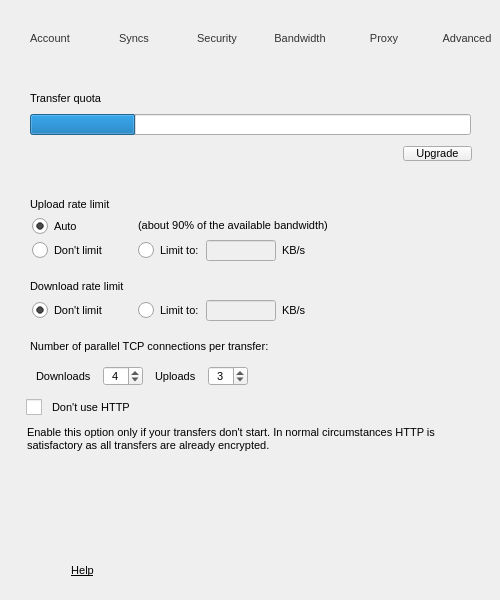
Above: src/MEGASync/gui/win/SettingsDialog.ui from meganz/MEGAsync before the change. Below: the same form after it.
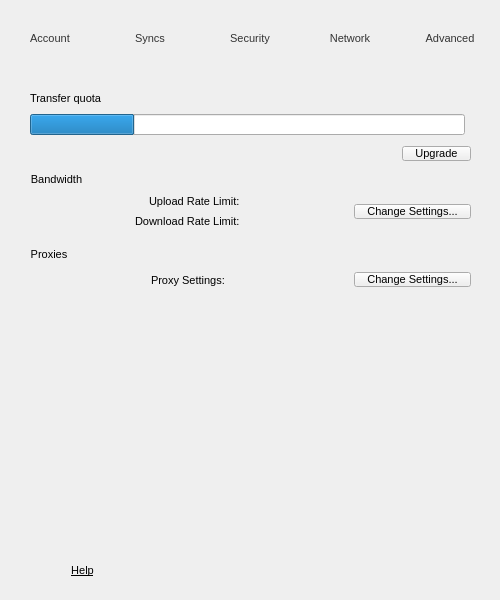
That is the form after the change. The open tabs and pages were chosen to show the change. Icons and pictures are not drawn. Custom widgets are drawn as their Qt base class.

Commit message:
Update Network page according to new design for Windows
To include summaries for Bandwidth and Proxy settings state.

Patch:
```diff
--- a/src/MEGASync/gui/win/SettingsDialog.ui
+++ b/src/MEGASync/gui/win/SettingsDialog.ui
@@ -381,53 +381,7 @@
          <enum>Qt::StrongFocus</enum>
         </property>
         <property name="text">
-         <string>Bandwidth</string>
-        </property>
-        <property name="icon">
-         <iconset>
-          <normaloff>://images/bandwidth_32.png</normaloff>://images/bandwidth_32.png</iconset>
-        </property>
-        <property name="iconSize">
-         <size>
-          <width>32</width>
-          <height>32</height>
-         </size>
-        </property>
-        <property name="checkable">
-         <bool>true</bool>
-        </property>
-        <property name="autoExclusive">
-         <bool>true</bool>
-        </property>
-        <property name="toolButtonStyle">
-         <enum>Qt::ToolButtonTextUnderIcon</enum>
-        </property>
-       </widget>
-      </item>
-      <item>
-       <widget class="QToolButton" name="bProxies">
-        <property name="minimumSize">
-         <size>
-          <width>100</width>
-          <height>76</height>
-         </size>
-        </property>
-        <property name="maximumSize">
-         <size>
-          <width>100</width>
-          <height>76</height>
-         </size>
-        </property>
-        <property name="font">
-         <font>
-          <pointsize>-1</pointsize>
-         </font>
-        </property>
-        <property name="focusPolicy">
-         <enum>Qt::StrongFocus</enum>
-        </property>
-        <property name="text">
-         <string>Proxy</string>
+         <string>Network</string>
         </property>
         <property name="icon">
          <iconset resource="../Resources_win.qrc">
@@ -2789,13 +2743,13 @@
         <number>7</number>
        </property>
        <property name="leftMargin">
-        <number>0</number>
+        <number>29</number>
        </property>
        <property name="topMargin">
         <number>14</number>
        </property>
        <property name="rightMargin">
-        <number>12</number>
+        <number>29</number>
        </property>
        <property name="bottomMargin">
         <number>0</number>
@@ -2813,13 +2767,13 @@
            <number>9</number>
           </property>
           <property name="leftMargin">
-           <number>29</number>
+           <number>0</number>
           </property>
           <property name="topMargin">
            <number>0</number>
           </property>
           <property name="rightMargin">
-           <number>11</number>
+           <number>0</number>
           </property>
           <property name="bottomMargin">
            <number>0</number>
@@ -2874,7 +2828,7 @@
              <number>6</number>
             </property>
             <property name="rightMargin">
-             <number>5</number>
+             <number>0</number>
             </property>
             <item>
              <widget class="QLabel" name="lBandwidth">
@@ -2921,643 +2875,122 @@
         </widget>
        </item>
        <item>
-        <widget class="QToolButton" name="bSeparatorBandwidth">
-         <property name="minimumSize">
-          <size>
-           <width>500</width>
-           <height>20</height>
-          </size>
-         </property>
-         <property name="maximumSize">
-          <size>
-           <width>500</width>
-           <height>20</height>
-          </size>
-         </property>
-         <property name="focusPolicy">
-          <enum>Qt::NoFocus</enum>
-         </property>
-         <property name="styleSheet">
-          <string notr="true">background: transparent;
-border: none;</string>
-         </property>
-         <property name="text">
-          <string notr="true"/>
-         </property>
-         <property name="icon">
-          <iconset resource="../Resources_win.qrc">
-           <normaloff>:/images/separator line.png</normaloff>:/images/separator line.png</iconset>
-         </property>
-         <property name="iconSize">
-          <size>
-           <width>500</width>
-           <height>2</height>
-          </size>
-         </property>
-        </widget>
-       </item>
-       <item>
-        <widget class="QLabel" name="label_10">
-         <property name="focusPolicy">
-          <enum>Qt::StrongFocus</enum>
-         </property>
-         <property name="styleSheet">
-          <string notr="true">padding-left: 27px;</string>
-         </property>
-         <property name="text">
-          <string>Upload rate limit</string>
-         </property>
-        </widget>
-       </item>
-       <item>
-        <widget class="QGroupBox" name="gBandwidth">
-         <property name="sizePolicy">
-          <sizepolicy hsizetype="Preferred" vsizetype="Maximum">
-           <horstretch>0</horstretch>
-           <verstretch>0</verstretch>
-          </sizepolicy>
-         </property>
-         <property name="minimumSize">
-          <size>
-           <width>0</width>
-           <height>0</height>
-          </size>
-         </property>
-         <property name="layoutDirection">
-          <enum>Qt::LeftToRight</enum>
-         </property>
+        <widget class="QGroupBox" name="gBandwidthSettings">
          <property name="title">
-          <string/>
+          <string>Bandwidth</string>
          </property>
-         <property name="flat">
-          <bool>true</bool>
-         </property>
-         <layout class="QFormLayout" name="formLayout">
-          <property name="fieldGrowthPolicy">
-           <enum>QFormLayout::FieldsStayAtSizeHint</enum>
-          </property>
-          <property name="rowWrapPolicy">
-           <enum>QFormLayout::DontWrapRows</enum>
-          </property>
-          <property name="labelAlignment">
-           <set>Qt::AlignLeading|Qt::AlignLeft|Qt::AlignVCenter</set>
-          </property>
-          <property name="formAlignment">
-           <set>Qt::AlignLeading|Qt::AlignLeft|Qt::AlignTop</set>
-          </property>
-          <property name="horizontalSpacing">
-           <number>16</number>
-          </property>
-          <property name="verticalSpacing">
-           <number>6</number>
-          </property>
-          <property name="leftMargin">
-           <number>32</number>
-          </property>
+         <layout class="QHBoxLayout" name="horizontalLayout_4">
           <property name="topMargin">
+           <number>24</number>
+          </property>
+          <property name="rightMargin">
            <number>0</number>
           </property>
-          <property name="bottomMargin">
-           <number>12</number>
-          </property>
-          <item row="1" column="0">
-           <widget class="QRadioButton" name="rUploadAutoLimit">
-            <property name="sizePolicy">
-             <sizepolicy hsizetype="Minimum" vsizetype="Preferred">
-              <horstretch>0</horstretch>
-              <verstretch>0</verstretch>
-             </sizepolicy>
+          <item>
+           <spacer name="horizontalSpacer_17">
+            <property name="orientation">
+             <enum>Qt::Horizontal</enum>
             </property>
-            <property name="minimumSize">
+            <property name="sizeHint" stdset="0">
              <size>
-              <width>0</width>
-              <height>0</height>
+              <width>40</width>
+              <height>20</height>
              </size>
             </property>
-            <property name="maximumSize">
-             <size>
-              <width>16777215</width>
-              <height>16777215</height>
-             </size>
+           </spacer>
+          </item>
+          <item>
+           <layout class="QFormLayout" name="formLayout">
+            <property name="labelAlignment">
+             <set>Qt::AlignRight|Qt::AlignTrailing|Qt::AlignVCenter</set>
             </property>
-            <property name="focusPolicy">
-             <enum>Qt::StrongFocus</enum>
+            <property name="formAlignment">
+             <set>Qt::AlignCenter</set>
             </property>
-            <property name="styleSheet">
-             <string notr="true"/>
+            <property name="horizontalSpacing">
+             <number>7</number>
             </property>
-            <property name="text">
-             <string>Auto</string>
+            <property name="verticalSpacing">
+             <number>7</number>
             </property>
-            <property name="checked">
-             <bool>true</bool>
-            </property>
-           </widget>
+            <item row="0" column="0">
+             <widget class="QLabel" name="label_2">
+              <property name="text">
+               <string>Upload Rate Limit:</string>
+              </property>
+             </widget>
+            </item>
+            <item row="1" column="0">
+             <widget class="QLabel" name="label_3">
+              <property name="text">
+               <string>Download Rate Limit:</string>
+              </property>
+             </widget>
+            </item>
+            <item row="0" column="1">
+             <widget class="QLabel" name="lUploadRateLimit">
+              <property name="styleSheet">
+               <string notr="true">QLabel {
+font-weight: bold;
+}</string>
+              </property>
+              <property name="text">
+               <string/>
+              </property>
+             </widget>
+            </item>
+            <item row="1" column="1">
+             <widget class="QLabel" name="lDownloadRateLimit">
+              <property name="styleSheet">
+               <string notr="true">QLabel {
+font-weight: bold;
+}</string>
+              </property>
+             </widget>
+            </item>
+           </layout>
           </item>
-          <item row="1" column="1">
-           <widget class="QLabel" name="lUploadAutoLimit">
-            <property name="sizePolicy">
-             <sizepolicy hsizetype="Preferred" vsizetype="Preferred">
-              <horstretch>0</horstretch>
-              <verstretch>0</verstretch>
-             </sizepolicy>
+          <item>
+           <spacer name="horizontalSpacer_18">
+            <property name="orientation">
+             <enum>Qt::Horizontal</enum>
             </property>
-            <property name="minimumSize">
+            <property name="sizeHint" stdset="0">
              <size>
-              <width>0</width>
-              <height>0</height>
+              <width>40</width>
+              <height>20</height>
              </size>
             </property>
-            <property name="maximumSize">
-             <size>
-              <width>16777215</width>
-              <height>16777215</height>
-             </size>
-            </property>
-            <property name="focusPolicy">
-             <enum>Qt::StrongFocus</enum>
-            </property>
-            <property name="styleSheet">
-             <string notr="true"/>
-            </property>
-            <property name="text">
-             <string>(about 90% of the available bandwidth)</string>
-            </property>
-            <property name="alignment">
-             <set>Qt::AlignLeading|Qt::AlignLeft|Qt::AlignVCenter</set>
-            </property>
-            <property name="indent">
-             <number>-1</number>
-            </property>
-           </widget>
+           </spacer>
           </item>
-          <item row="2" column="0">
-           <widget class="QRadioButton" name="rUploadNoLimit">
+          <item>
+           <widget class="QPushButton" name="bOpenBandwidthSettings">
             <property name="sizePolicy">
-             <sizepolicy hsizetype="Minimum" vsizetype="Preferred">
+             <sizepolicy hsizetype="Fixed" vsizetype="Fixed">
               <horstretch>0</horstretch>
               <verstretch>0</verstretch>
              </sizepolicy>
             </property>
-            <property name="minimumSize">
-             <size>
-              <width>90</width>
-              <height>0</height>
-             </size>
-            </property>
-            <property name="maximumSize">
-             <size>
-              <width>16777215</width>
-              <height>16777215</height>
-             </size>
-            </property>
-            <property name="focusPolicy">
-             <enum>Qt::StrongFocus</enum>
-            </property>
             <property name="text">
-             <string>Don't limit</string>
+             <string>Change Settings...</string>
             </property>
-            <property name="checked">
-             <bool>false</bool>
-            </property>
            </widget>
           </item>
-          <item row="2" column="1">
-           <widget class="QWidget" name="wUploadLimit" native="true">
-            <property name="minimumSize">
-             <size>
-              <width>0</width>
-              <height>0</height>
-             </size>
-            </property>
-            <property name="layoutDirection">
-             <enum>Qt::LeftToRight</enum>
-            </property>
-            <layout class="QHBoxLayout" name="horizontalLayout_7">
-             <property name="spacing">
-              <number>6</number>
-             </property>
-             <property name="leftMargin">
-              <number>0</number>
-             </property>
-             <property name="topMargin">
-              <number>0</number>
-             </property>
-             <property name="rightMargin">
-              <number>0</number>
-             </property>
-             <property name="bottomMargin">
-              <number>0</number>
-             </property>
-             <item>
-              <widget class="QRadioButton" name="rUploadLimit">
-               <property name="sizePolicy">
-                <sizepolicy hsizetype="Minimum" vsizetype="Preferred">
-                 <horstretch>0</horstretch>
-                 <verstretch>0</verstretch>
-                </sizepolicy>
-               </property>
-               <property name="focusPolicy">
-                <enum>Qt::StrongFocus</enum>
-               </property>
-               <property name="text">
-                <string>Limit to:</string>
-               </property>
-              </widget>
-             </item>
-             <item>
-              <widget class="QLineEdit" name="eUploadLimit">
-               <property name="enabled">
-                <bool>false</bool>
-               </property>
-               <property name="sizePolicy">
-                <sizepolicy hsizetype="Expanding" vsizetype="Preferred">
-                 <horstretch>0</horstretch>
-                 <verstretch>0</verstretch>
-                </sizepolicy>
-               </property>
-               <property name="minimumSize">
-                <size>
-                 <width>0</width>
-                 <height>0</height>
-                </size>
-               </property>
-               <property name="maximumSize">
-                <size>
-                 <width>70</width>
-                 <height>16777215</height>
-                </size>
-               </property>
-               <property name="layoutDirection">
-                <enum>Qt::LeftToRight</enum>
-               </property>
-               <property name="text">
-                <string/>
-               </property>
-               <property name="frame">
-                <bool>true</bool>
-               </property>
-               <property name="alignment">
-                <set>Qt::AlignRight|Qt::AlignTrailing|Qt::AlignVCenter</set>
-               </property>
-              </widget>
-             </item>
-             <item>
-              <widget class="QLabel" name="lUploadLimit">
-               <property name="sizePolicy">
-                <sizepolicy hsizetype="Preferred" vsizetype="Maximum">
-                 <horstretch>0</horstretch>
-                 <verstretch>0</verstretch>
-                </sizepolicy>
-               </property>
-               <property name="minimumSize">
-                <size>
-                 <width>20</width>
-                 <height>0</height>
-                </size>
-               </property>
-               <property name="focusPolicy">
-                <enum>Qt::StrongFocus</enum>
-               </property>
-               <property name="text">
-                <string>KB/s</string>
-               </property>
-              </widget>
-             </item>
-             <item>
-              <spacer name="hUploadLimit">
-               <property name="orientation">
-                <enum>Qt::Horizontal</enum>
-               </property>
-               <property name="sizeHint" stdset="0">
-                <size>
-                 <width>40</width>
-                 <height>0</height>
-                </size>
-               </property>
-              </spacer>
-             </item>
-            </layout>
-           </widget>
-          </item>
          </layout>
         </widget>
        </item>
        <item>
-        <widget class="QLabel" name="lDownloadRateLimit">
-         <property name="focusPolicy">
-          <enum>Qt::StrongFocus</enum>
-         </property>
-         <property name="styleSheet">
-          <string notr="true">padding-left: 27px;
-        </string>
-         </property>
-         <property name="text">
-          <string>Download rate limit</string>
-         </property>
-        </widget>
-       </item>
-       <item>
-        <widget class="QGroupBox" name="gDownloadBandwidth">
-         <property name="sizePolicy">
-          <sizepolicy hsizetype="Preferred" vsizetype="Maximum">
-           <horstretch>0</horstretch>
-           <verstretch>0</verstretch>
-          </sizepolicy>
-         </property>
-         <property name="minimumSize">
-          <size>
-           <width>0</width>
-           <height>0</height>
-          </size>
-         </property>
+        <widget class="QGroupBox" name="gProxySettings">
          <property name="title">
-          <string/>
+          <string>Proxies</string>
          </property>
-         <property name="flat">
-          <bool>true</bool>
-         </property>
-         <layout class="QFormLayout" name="formLayout_4">
-          <property name="fieldGrowthPolicy">
-           <enum>QFormLayout::FieldsStayAtSizeHint</enum>
-          </property>
-          <property name="rowWrapPolicy">
-           <enum>QFormLayout::DontWrapRows</enum>
-          </property>
-          <property name="labelAlignment">
-           <set>Qt::AlignLeading|Qt::AlignLeft|Qt::AlignVCenter</set>
-          </property>
-          <property name="formAlignment">
-           <set>Qt::AlignLeading|Qt::AlignLeft|Qt::AlignTop</set>
-          </property>
-          <property name="horizontalSpacing">
-           <number>16</number>
-          </property>
-          <property name="verticalSpacing">
-           <number>8</number>
-          </property>
-          <property name="leftMargin">
-           <number>32</number>
-          </property>
+         <layout class="QHBoxLayout" name="horizontalLayout_7">
           <property name="topMargin">
-           <number>0</number>
+           <number>24</number>
           </property>
-          <property name="bottomMargin">
-           <number>12</number>
-          </property>
-          <item row="1" column="0">
-           <widget class="QRadioButton" name="rDownloadNoLimit">
-            <property name="sizePolicy">
-             <sizepolicy hsizetype="Minimum" vsizetype="Preferred">
-              <horstretch>0</horstretch>
-              <verstretch>0</verstretch>
-             </sizepolicy>
-            </property>
-            <property name="minimumSize">
-             <size>
-              <width>90</width>
-              <height>0</height>
-             </size>
-            </property>
-            <property name="maximumSize">
-             <size>
-              <width>16777215</width>
-              <height>16777215</height>
-             </size>
-            </property>
-            <property name="focusPolicy">
-             <enum>Qt::StrongFocus</enum>
-            </property>
-            <property name="text">
-             <string>Don't limit</string>
-            </property>
-            <property name="checked">
-             <bool>true</bool>
-            </property>
-           </widget>
-          </item>
-          <item row="1" column="1">
-           <widget class="QWidget" name="wDownloadLimit" native="true">
-            <property name="minimumSize">
-             <size>
-              <width>0</width>
-              <height>0</height>
-             </size>
-            </property>
-            <layout class="QHBoxLayout" name="horizontalLayout_23">
-             <property name="leftMargin">
-              <number>0</number>
-             </property>
-             <property name="topMargin">
-              <number>0</number>
-             </property>
-             <property name="rightMargin">
-              <number>0</number>
-             </property>
-             <property name="bottomMargin">
-              <number>0</number>
-             </property>
-             <item>
-              <widget class="QRadioButton" name="rDownloadLimit">
-               <property name="sizePolicy">
-                <sizepolicy hsizetype="Minimum" vsizetype="Preferred">
-                 <horstretch>0</horstretch>
-                 <verstretch>0</verstretch>
-                </sizepolicy>
-               </property>
-               <property name="focusPolicy">
-                <enum>Qt::TabFocus</enum>
-               </property>
-               <property name="text">
-                <string>Limit to:</string>
-               </property>
-              </widget>
-             </item>
-             <item>
-              <widget class="QLineEdit" name="eDownloadLimit">
-               <property name="enabled">
-                <bool>false</bool>
-               </property>
-               <property name="sizePolicy">
-                <sizepolicy hsizetype="Expanding" vsizetype="Preferred">
-                 <horstretch>0</horstretch>
-                 <verstretch>0</verstretch>
-                </sizepolicy>
-               </property>
-               <property name="minimumSize">
-                <size>
-                 <width>0</width>
-                 <height>0</height>
-                </size>
-               </property>
-               <property name="maximumSize">
-                <size>
-                 <width>70</width>
-                 <height>16777215</height>
-                </size>
-               </property>
-               <property name="layoutDirection">
-                <enum>Qt::LeftToRight</enum>
-               </property>
-               <property name="text">
-                <string/>
-               </property>
-               <property name="frame">
-                <bool>true</bool>
-               </property>
-               <property name="alignment">
-                <set>Qt::AlignRight|Qt::AlignTrailing|Qt::AlignVCenter</set>
-               </property>
-              </widget>
-             </item>
-             <item>
-              <widget class="QLabel" name="lDownloadLimit">
-               <property name="sizePolicy">
-                <sizepolicy hsizetype="Preferred" vsizetype="Maximum">
-                 <horstretch>0</horstretch>
-                 <verstretch>0</verstretch>
-                </sizepolicy>
-               </property>
-               <property name="minimumSize">
-                <size>
-                 <width>20</width>
-                 <height>0</height>
-                </size>
-               </property>
-               <property name="focusPolicy">
-                <enum>Qt::StrongFocus</enum>
-               </property>
-               <property name="text">
-                <string>KB/s</string>
-               </property>
-              </widget>
-             </item>
-             <item>
-              <spacer name="hUploadLimit_3">
-               <property name="orientation">
-                <enum>Qt::Horizontal</enum>
-               </property>
-               <property name="sizeHint" stdset="0">
-                <size>
-                 <width>40</width>
-                 <height>10</height>
-                </size>
-               </property>
-              </spacer>
-             </item>
-            </layout>
-           </widget>
-          </item>
-         </layout>
-        </widget>
-       </item>
-       <item>
-        <widget class="QLabel" name="label_2">
-         <property name="minimumSize">
-          <size>
-           <width>0</width>
-           <height>0</height>
-          </size>
-         </property>
-         <property name="text">
-          <string>Number of parallel TCP connections per transfer:</string>
-         </property>
-         <property name="margin">
-          <number>0</number>
-         </property>
-         <property name="indent">
-          <number>30</number>
-         </property>
-        </widget>
-       </item>
-       <item>
-        <widget class="QWidget" name="wTransferConnections" native="true">
-         <property name="minimumSize">
-          <size>
-           <width>0</width>
-           <height>0</height>
-          </size>
-         </property>
-         <property name="maximumSize">
-          <size>
-           <width>16777215</width>
-           <height>32</height>
-          </size>
-         </property>
-         <layout class="QHBoxLayout" name="horizontalLayout_20">
-          <property name="spacing">
-           <number>12</number>
-          </property>
-          <property name="leftMargin">
-           <number>36</number>
-          </property>
-          <property name="topMargin">
-           <number>6</number>
-          </property>
           <property name="rightMargin">
-           <number>16</number>
+           <number>0</number>
           </property>
-          <property name="bottomMargin">
-           <number>6</number>
-          </property>
-          <item>
-           <widget class="QLabel" name="lDownloadConnections">
-            <property name="text">
-             <string>Downloads</string>
-            </property>
-           </widget>
-          </item>
-          <item>
-           <widget class="QSpinBox" name="eMaxDownloadConnections">
-            <property name="minimumSize">
-             <size>
-              <width>40</width>
-              <height>0</height>
-             </size>
-            </property>
-            <property name="alignment">
-             <set>Qt::AlignCenter</set>
-            </property>
-            <property name="minimum">
-             <number>1</number>
-            </property>
-            <property name="maximum">
-             <number>6</number>
-            </property>
-            <property name="value">
-             <number>4</number>
-            </property>
-           </widget>
-          </item>
-          <item>
-           <widget class="QLabel" name="lUploadConnections">
-            <property name="text">
-             <string>Uploads</string>
-            </property>
-           </widget>
-          </item>
-          <item>
-           <widget class="QSpinBox" name="eMaxUploadConnections">
-            <property name="minimumSize">
-             <size>
-              <width>40</width>
-              <height>0</height>
-             </size>
-            </property>
-            <property name="alignment">
-             <set>Qt::AlignCenter</set>
-            </property>
-            <property name="minimum">
-             <number>1</number>
-            </property>
-            <property name="maximum">
-             <number>6</number>
-            </property>
-            <property name="value">
-             <number>3</number>
-            </property>
-           </widget>
-          </item>
           <item>
            <spacer name="horizontalSpacer_7">
             <property name="orientation">
@@ -3565,75 +2998,70 @@
             </property>
             <property name="sizeHint" stdset="0">
              <size>
-              <width>124</width>
+              <width>40</width>
               <height>20</height>
              </size>
             </property>
            </spacer>
           </item>
+          <item>
+           <layout class="QFormLayout" name="formLayout_4">
+            <property name="labelAlignment">
+             <set>Qt::AlignRight|Qt::AlignTrailing|Qt::AlignVCenter</set>
+            </property>
+            <property name="formAlignment">
+             <set>Qt::AlignCenter</set>
+            </property>
+            <item row="0" column="0">
+             <widget class="QLabel" name="label_7">
+              <property name="text">
+               <string>Proxy Settings:</string>
+              </property>
+             </widget>
+            </item>
+            <item row="0" column="1">
+             <widget class="QLabel" name="lProxySettings">
+              <property name="styleSheet">
+               <string notr="true">QLabel {
+font-weight: bold;
+}</string>
+              </property>
+              <property name="text">
+               <string/>
+              </property>
+             </widget>
+            </item>
+           </layout>
+          </item>
+          <item>
+           <spacer name="horizontalSpacer_4">
+            <property name="orientation">
+             <enum>Qt::Horizontal</enum>
+            </property>
+            <property name="sizeHint" stdset="0">
+             <size>
+              <width>40</width>
+              <height>20</height>
+             </size>
+            </property>
+           </spacer>
+          </item>
+          <item>
+           <widget class="QPushButton" name="bOpenProxySettings">
+            <property name="sizePolicy">
+             <sizepolicy hsizetype="Fixed" vsizetype="Fixed">
+              <horstretch>0</horstretch>
+              <verstretch>0</verstretch>
+             </sizepolicy>
+            </property>
+            <property name="text">
+             <string>Change Settings...</string>
+            </property>
+           </widget>
+          </item>
          </layout>
         </widget>
        </item>
-       <item>
-        <widget class="QCheckBox" name="cbUseHttps">
-         <property name="styleSheet">
-          <string notr="true">padding-left : 26px;</string>
-         </property>
-         <property name="text">
-          <string>Don't use HTTP</string>
-         </property>
-        </widget>
-       </item>
-       <item>
-        <widget class="QPlainTextEdit" name="tNoHttp">
-         <property name="enabled">
-          <bool>true</bool>
-         </property>
-         <property name="sizePolicy">
-          <sizepolicy hsizetype="Expanding" vsizetype="Maximum">
-           <horstretch>0</horstretch>
-           <verstretch>0</verstretch>
-          </sizepolicy>
-         </property>
-         <property name="minimumSize">
-          <size>
-           <width>0</width>
-           <height>51</height>
-          </size>
-         </property>
-         <property name="maximumSize">
-          <size>
-           <width>16777215</width>
-           <height>51</height>
-          </size>
-         </property>
-         <property name="focusPolicy">
-          <enum>Qt::NoFocus</enum>
-         </property>
-         <property name="styleSheet">
-          <string notr="true">padding-top: -6px;
-padding-left: 23px;
-padding-right: 23px;
-background: transparent; 
-border: none;</string>
-         </property>
-         <property name="verticalScrollBarPolicy">
-          <enum>Qt::ScrollBarAlwaysOff</enum>
-         </property>
-         <property name="horizontalScrollBarPolicy">
-          <enum>Qt::ScrollBarAlwaysOff</enum>
-         </property>
-         <property name="readOnly">
-          <bool>true</bool>
-         </property>
-         <property name="plainText">
-          <string>Enable this option only if your transfers don't start. In normal circumstances HTTP is satisfactory as all transfers are already encrypted.</string>
-         </property>
-         <property name="textInteractionFlags">
-          <set>Qt::NoTextInteraction</set>
-         </property>
-        </widget>
-       </item>
        <item>
         <spacer name="verticalSpacer">
          <property name="orientation">
```
Left out of the diff: 53 changed lines with no effect on the pictures. The commit also changes 2 other files.
